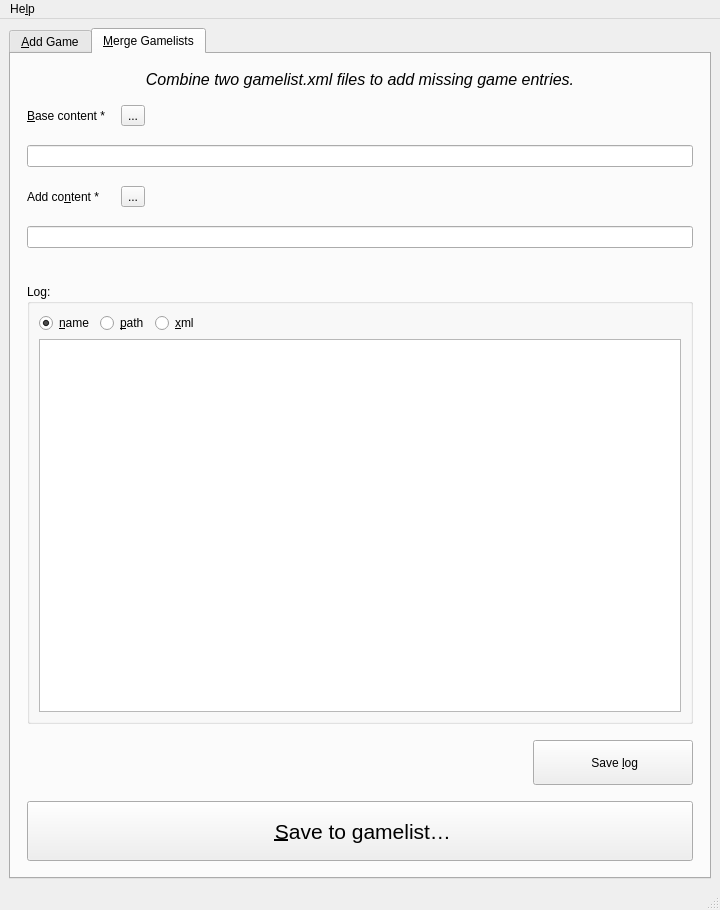
Before: the Qt Designer form MainWindow.ui in thingsiplay/gamelistaddon, drawn with Qt 5.
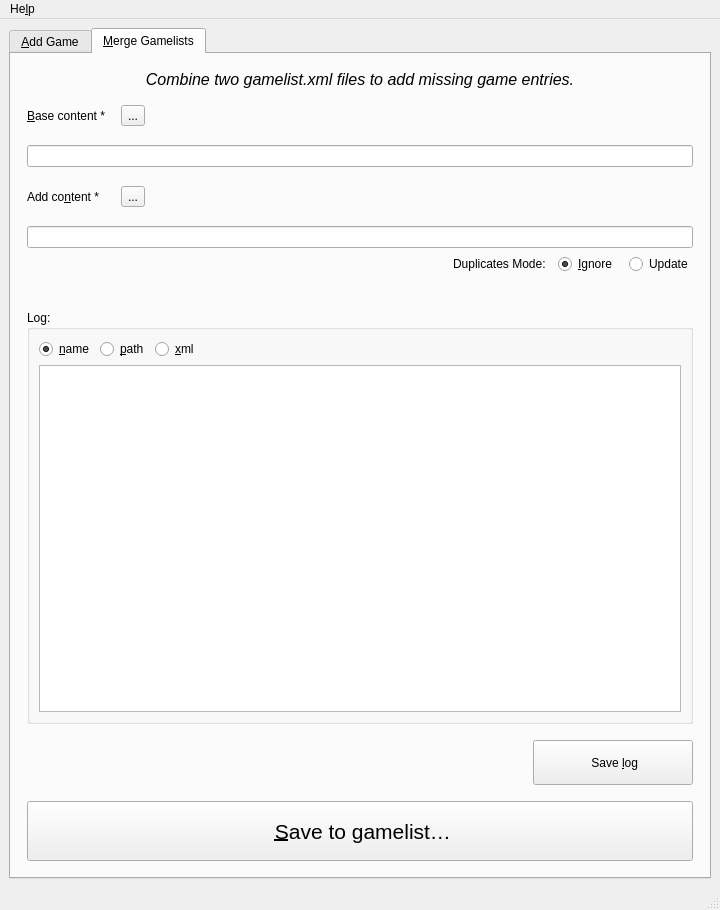
After: the same form once the commit is applied. The open tabs and pages were chosen to show the change. Icons and pictures are not drawn.

Commit message: merge refined and gui options added

```diff
--- a/MainWindow.ui
+++ b/MainWindow.ui
@@ -732,6 +732,56 @@
             </item>
            </layout>
           </item>
+          <item>
+           <layout class="QHBoxLayout" name="horizontalLayout">
+            <property name="spacing">
+             <number>12</number>
+            </property>
+            <item>
+             <spacer name="horizontalSpacer_3">
+              <property name="orientation">
+               <enum>Qt::Horizontal</enum>
+              </property>
+              <property name="sizeHint" stdset="0">
+               <size>
+                <width>40</width>
+                <height>20</height>
+               </size>
+              </property>
+             </spacer>
+            </item>
+            <item>
+             <widget class="QLabel" name="label">
+              <property name="text">
+               <string>Duplicates Mode:</string>
+              </property>
+             </widget>
+            </item>
+            <item>
+             <widget class="QRadioButton" name="rb_ignore_merge">
+              <property name="text">
+               <string>&amp;Ignore</string>
+              </property>
+              <property name="checkable">
+               <bool>true</bool>
+              </property>
+              <property name="checked">
+               <bool>true</bool>
+              </property>
+             </widget>
+            </item>
+            <item>
+             <widget class="QRadioButton" name="rb_update_merge">
+              <property name="text">
+               <string>Update</string>
+              </property>
+              <property name="checkable">
+               <bool>true</bool>
+              </property>
+             </widget>
+            </item>
+           </layout>
+          </item>
           <item>
            <spacer name="verticalSpacer_10">
             <property name="orientation">
@@ -757,7 +807,7 @@
              </sizepolicy>
             </property>
             <property name="title">
-             <string>Log: </string>
+             <string>Log:</string>
             </property>
             <layout class="QGridLayout" name="gridLayout_2">
              <item row="6" column="0">
```
Left out of the diff: 10 changed lines with no effect on the pictures. The commit also changes 4 other files.
